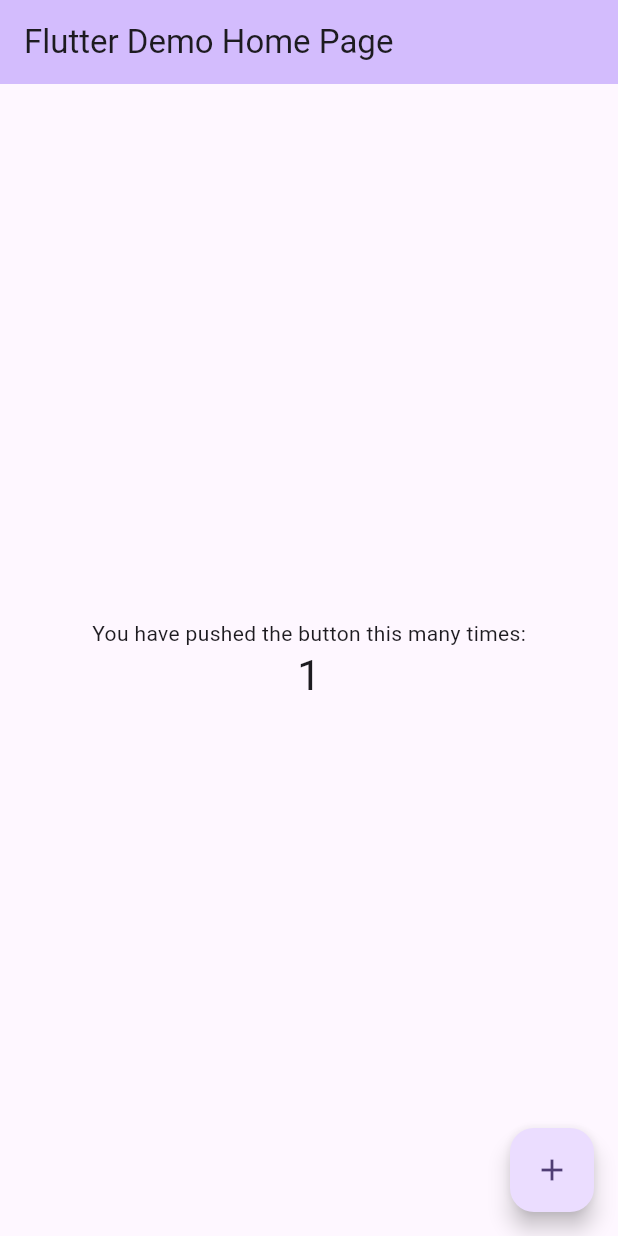
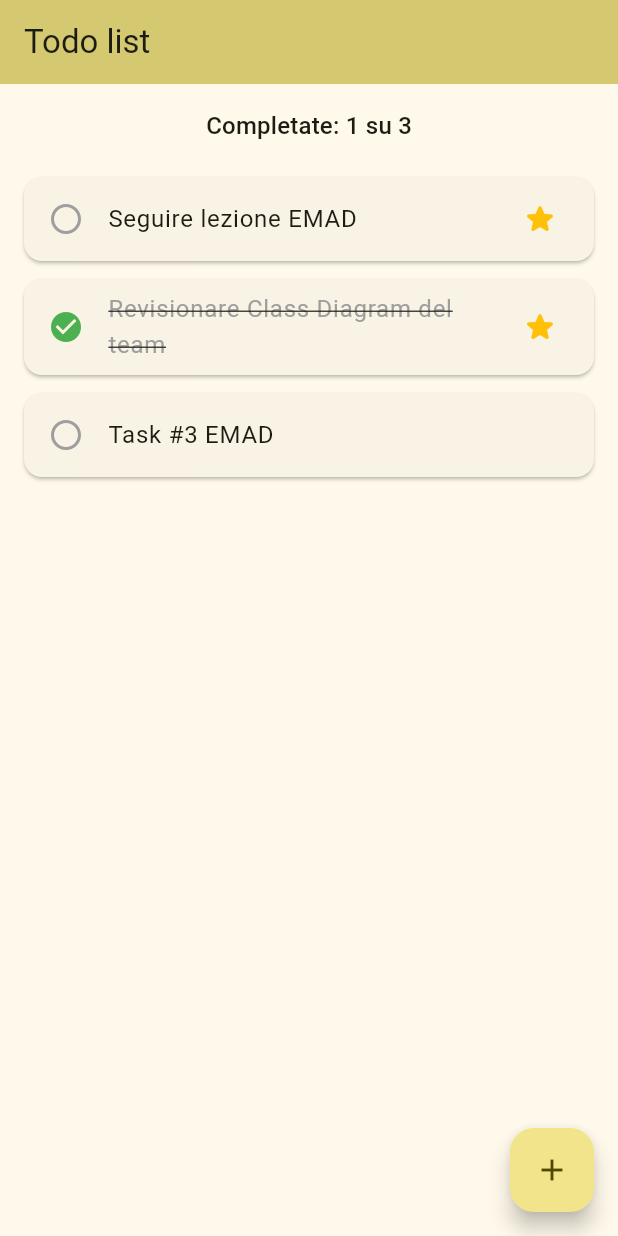
Before and after one commit to Gianpyy/emad-todo-list, a Flutter app: the screen it shows after launch, after a tap on the "add" icon, on a phone screen of 412 x 824 dp. Run offline on Flutter 3.47's test engine with Material 3 defaults, Android fonts, the phone set to English and light mode, and no system bars; our stand-ins replace material_ui.

Commit message:
feat: add homepage with placeholder activities

```diff
--- a/lib/main.dart
+++ b/lib/main.dart
@@ -1,4 +1,6 @@
+import 'package:emad_todo_list/activity.dart';
 import 'package:material_ui/material_ui.dart';
+import 'activity_card.dart';
 
 void main() {
   runApp(const MyApp());
@@ -11,41 +13,17 @@ class MyApp extends StatelessWidget {
   @override
   Widget build(BuildContext context) {
     return MaterialApp(
-      title: 'Flutter Demo',
+      title: 'Todo list',
       theme: ThemeData(
-        // This is the theme of your application.
-        //
-        // TRY THIS: Try running your application with "flutter run". You'll see
-        // the application has a purple toolbar. Then, without quitting the app,
-        // try changing the seedColor in the colorScheme below to Colors.green
-        // and then invoke "hot reload" (save your changes or press the "hot
-        // reload" button in a Flutter-supported IDE, or press "r" if you used
-        // the command line to start the app).
-        //
-        // Notice that the counter didn't reset back to zero; the application
-        // state is not lost during the reload. To reset the state, use hot
-        // restart instead.
-        //
-        // This works for code too, not just values: Most code changes can be
-        // tested with just a hot reload.
-        colorScheme: .fromSeed(seedColor: Colors.deepPurple),
+        colorScheme: .fromSeed(seedColor: Colors.yellow),
       ),
-      home: const MyHomePage(title: 'Flutter Demo Home Page'),
+      home: const MyHomePage(title: 'Todo list'),
     );
   }
 }
 
 class MyHomePage extends StatefulWidget {
   const MyHomePage({super.key, required this.title});
-
-  // This widget is the home page of your application. It is stateful, meaning
-  // that it has a State object (defined below) that contains fields that affect
-  // how it looks.
-
-  // This class is the configuration for the state. It holds the values (in this
-  // case the title) provided by the parent (in this case the App widget) and
-  // used by the build method of the State. Fields in a Widget subclass are
-  // always marked "final".
 
   final String title;
 
@@ -54,67 +32,58 @@ class MyHomePage extends StatefulWidget {
 }
 
 class _MyHomePageState extends State<MyHomePage> {
-  int _counter = 0;
+  final List<Activity> _activities = [
+    Activity(title: 'Seguire lezione EMAD', important: true),
+    Activity(title: 'Revisionare Class Diagram del team', done: true, important: true),
+    Activity(title: 'Task #3 EMAD'),
+  ];
 
-  void _incrementCounter() {
-    setState(() {
-      // This call to setState tells the Flutter framework that something has
-      // changed in this State, which causes it to rerun the build method below
-      // so that the display can reflect the updated values. If we changed
-      // _counter without calling setState(), then the build method would not be
-      // called again, and so nothing would appear to happen.
-      _counter++;
-    });
-  }
+  int get _completedCount => _activities.where((a) => a.done).length;
 
   @override
   Widget build(BuildContext context) {
-    // This method is rerun every time setState is called, for instance as done
-    // by the _incrementCounter method above.
-    //
-    // The Flutter framework has been optimized to make rerunning build methods
-    // fast, so that you can just rebuild anything that needs updating rather
-    // than having to individually change instances of widgets.
     return Scaffold(
       appBar: AppBar(
-        // TRY THIS: Try changing the color here to a specific color (to
-        // Colors.amber, perhaps?) and trigger a hot reload to see the AppBar
-        // change color while the other colors stay the same.
         backgroundColor: Theme.of(context).colorScheme.inversePrimary,
-        // Here we take the value from the MyHomePage object that was created by
-        // the App.build method, and use it to set our appbar title.
         title: Text(widget.title),
       ),
-      body: Center(
-        // Center is a layout widget. It takes a single child and positions it
-        // in the middle of the parent.
-        child: Column(
-          // Column is also a layout widget. It takes a list of children and
-          // arranges them vertically. By default, it sizes itself to fit its
-          // children horizontally, and tries to be as tall as its parent.
-          //
-          // Column has various properties to control how it sizes itself and
-          // how it positions its children. Here we use mainAxisAlignment to
-          // center the children vertically; the main axis here is the vertical
-          // axis because Columns are vertical (the cross axis would be
-          // horizontal).
-          //
-          // TRY THIS: Invoke "debug painting" (choose the "Toggle Debug Paint"
-          // action in the IDE, or press "p" in the console), to see the
-          // wireframe for each widget.
-          mainAxisAlignment: .center,
-          children: [
-            const Text('You have pushed the button this many times:'),
-            Text(
-              '$_counter',
-              style: Theme.of(context).textTheme.headlineMedium,
+      body: Column(
+        children: [
+          // Header with completed count
+          Padding(
+            padding: const EdgeInsets.all(16.0),
+            child: Text(
+              'Completate: $_completedCount su ${_activities.length}',
+              style: Theme.of(context).textTheme.titleMedium,
             ),
-          ],
-        ),
+          ),
+
+          // List with all the tasks
+          Expanded(
+            child: ListView.builder(
+              itemCount: _activities.length,
+              itemBuilder: (context, index) {
+                final activity = _activities[index];
+
+                return ActivityCard(
+                  activity: activity,
+                  onTap: () {
+                    // Updates state
+                    setState(() {
+                      activity.done = !activity.done;
+                    });
+                  },
+                );
+              },
+            ),
+          ),
+        ],
       ),
       floatingActionButton: FloatingActionButton(
-        onPressed: _incrementCounter,
-        tooltip: 'Increment',
+        onPressed: () {
+          // TODO: Add modal window for adding an activity
+        },
+        tooltip: 'Aggiungi attività',
         child: const Icon(Icons.add),
       ),
     );
```
